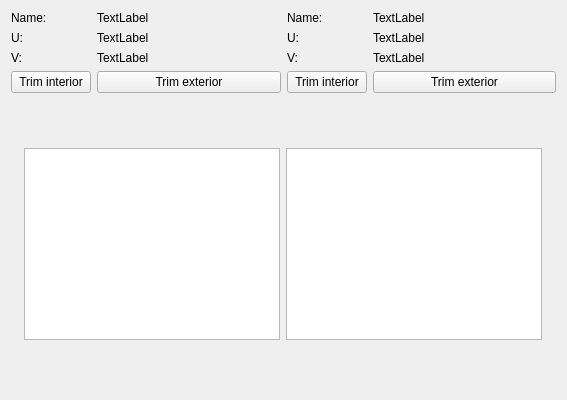
Old version of the form ModelowanieGeometryczne1/GeneratedFiles/formPV.ui in the repository gitzuka/mg1.
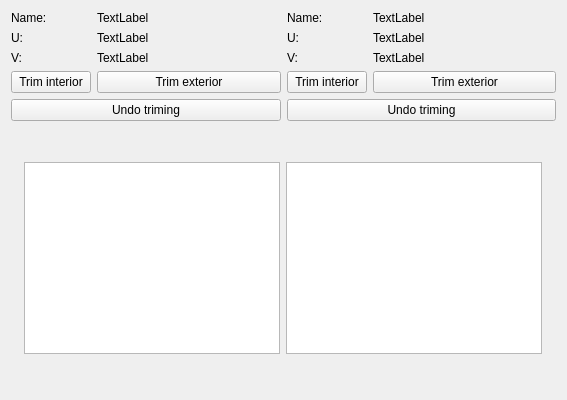
New version of the form. Custom widgets are drawn as their Qt base class.

The edit to the form file:
```diff
--- a/ModelowanieGeometryczne1/GeneratedFiles/formPV.ui
+++ b/ModelowanieGeometryczne1/GeneratedFiles/formPV.ui
@@ -85,6 +85,13 @@
            </property>
           </widget>
          </item>
+         <item row="4" column="0" colspan="2">
+          <widget class="QPushButton" name="pushButton_noTrim1">
+           <property name="text">
+            <string>Undo triming</string>
+           </property>
+          </widget>
+         </item>
         </layout>
        </item>
        <item>
@@ -145,6 +152,13 @@
            </property>
           </widget>
          </item>
+         <item row="4" column="0" colspan="2">
+          <widget class="QPushButton" name="pushButton_2">
+           <property name="text">
+            <string>Undo triming</string>
+           </property>
+          </widget>
+         </item>
         </layout>
        </item>
       </layout>
```
